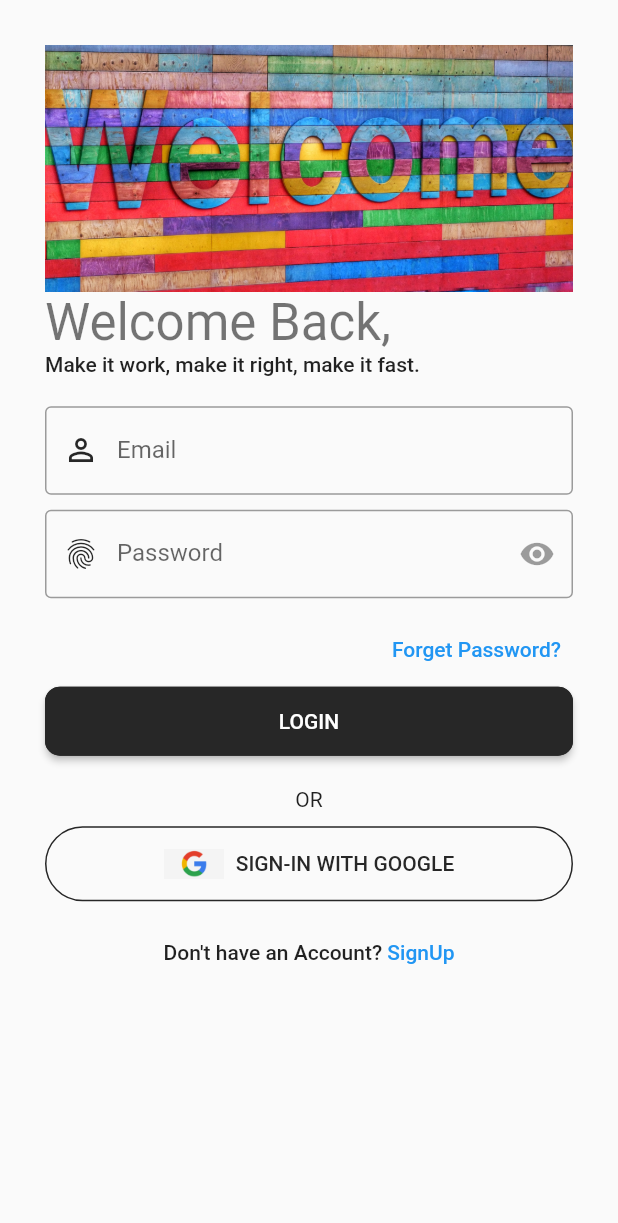
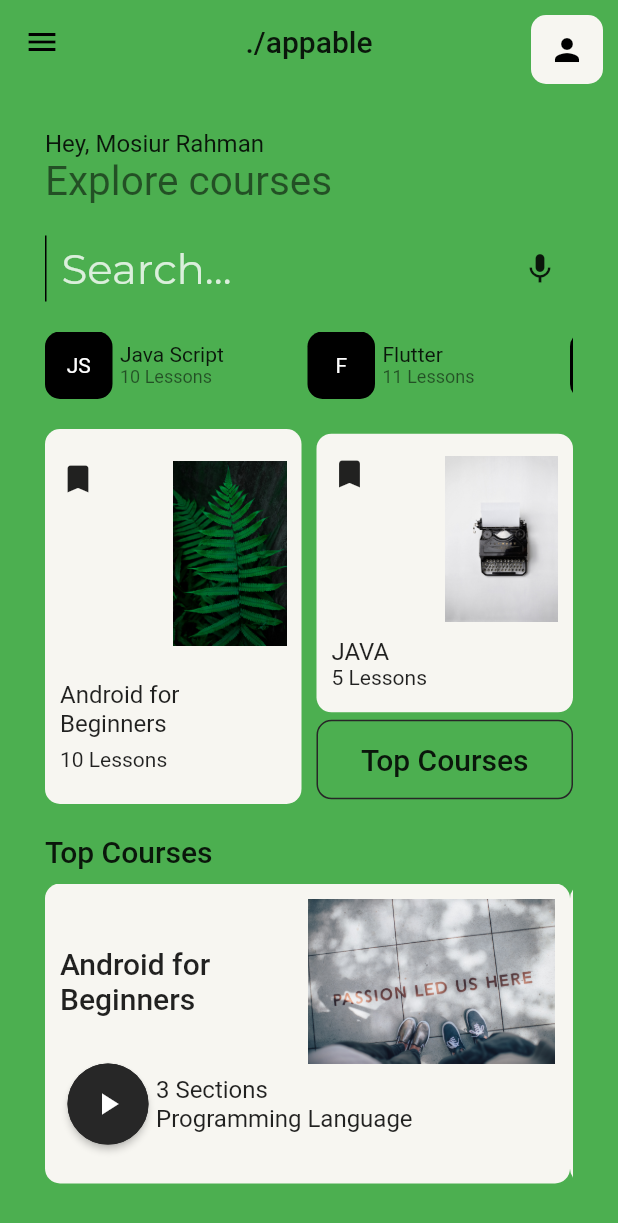
Before and after one commit to palashcse2k8/flutter, a Flutter app: the LoginScreen screen opened directly, after a tap on "LOGIN", on a phone screen of 412 x 824 dp. Shown: the top 1223 px of the screen. Run offline on Flutter 3.47's test engine with Material 2 defaults, Android fonts, the phone set to English and light mode, and no system bars; our stand-ins replace connectivity_plus, equatable, firebase_core, flutter_otp_text_field, flutter_speed_dial, get and 9 more; missing offline and left inert: external_app_launcher, flutter_pdfview; accounts and stored records are empty.

Commit message:
dashboard design updated

```diff
--- a/lib/firebasebasics/constants/colors.dart
+++ b/lib/firebasebasics/constants/colors.dart
@@ -1,6 +1,3 @@
-
-import 'dart:ui';
-
 import 'package:flutter/material.dart';
 
 const appPrimaryColor = Color(0xFFFFE400);
--- a/lib/firebasebasics/constants/image_strings.dart
+++ b/lib/firebasebasics/constants/image_strings.dart
@@ -15,3 +15,9 @@ const String appGoogleLogo = "assets/logo/google_logo.png";
 
 // --- Forget Password ---
 const String appForgetPasswordImage = "assets/images/forget_password/forget-password.jpg";
+
+// ---- Dash Board ---
+const String appDashBoardImage1 = "assets/images/dashboard/dash_01.jpg";
+const String appDashBoardImage2 = "assets/images/dashboard/dash_02.jpg";
+const String appDashBoardTopCourseImage1 = "assets/images/dashboard/dash_03.jpg";
+const String appDashBoardTopCourseImage2 = "assets/images/dashboard/dash_04.jpg";
--- a/lib/firebasebasics/constants/sizes.dart
+++ b/lib/firebasebasics/constants/sizes.dart
@@ -4,3 +4,6 @@ const double appDefaultSize = 30;
 const double appSplashContainerSize = 30;
 const double appButtonHeight = 15.0;
 const double appFormHeight = 30.0;
+
+const double appDashBoardPadding = 20;
+const double appDashBoardCardPadding = 10;
--- a/lib/firebasebasics/constants/text_strings.dart
+++ b/lib/firebasebasics/constants/text_strings.dart
@@ -49,3 +49,14 @@ const String appForgetMailSubTitle = "Enter your registered email to receive OTP
 const String appOTPTitleTxt = "CO\nDE";
 const String appOTPSubTitleTxt = "Verification";
 const String appOTPLabelTxt = "Enter the verification code sent at ";
+
+// --- DashBoard ---
+const String appDashBoardTitle = "Hey, Mosiur Rahman";
+const String appDashBoardHeading = "Explore courses";
+const String appDashBoardSearch = "Search...";
+const String appDashBoardBannerTitle1 = "Android for Beginners";
+const String appDashBoardBannerTitle2 = "JAVA";
+const String appDashBoardBannerSubTitle1 = "10 Lessons";
+const String appDashBoardBannerSubTitle2 = "5 Lessons";
+const String appDashBoardViewAllButton = "View All";
+const String appDashBoardTopCoursesTxt = "Top Courses";
--- a/lib/firebasebasics/features/authentication/screens/login/login_form.dart
+++ b/lib/firebasebasics/features/authentication/screens/login/login_form.dart
@@ -1,7 +1,10 @@
 import 'package:flutter/material.dart';
+import 'package:get/get.dart';
+import 'package:get/get_core/src/get_main.dart';
 
 import '../../../../constants/sizes.dart';
 import '../../../../constants/text_strings.dart';
+import '../../../core/screens/dashbaord/widgets/dashboard.dart';
 import '../forget_password/forget_password_options/forget_password_option_screen.dart';
 
 class LoginForm extends StatelessWidget {
@@ -52,7 +55,11 @@ class LoginForm extends StatelessWidget {
             SizedBox(
                 width: double.infinity,
                 child: ElevatedButton(
-                    onPressed: () {}, child: Text(appLogin.toUpperCase())))
+                    onPressed: () {
+                      Get.to(() => const DashBoard() );
+                    }, child: Text(appLogin.toUpperCase()),
+                ),
+            )
           ],
         ),
       ),
--- /dev/null
+++ b/lib/firebasebasics/features/core/models/categories_model.dart
@@ -0,0 +1,22 @@
+import 'package:flutter/material.dart';
+
+class DashBoardCategoriesModel {
+  final String title;
+  final String heading;
+  final String subHeading;
+  final VoidCallback? onPress;
+
+  DashBoardCategoriesModel({
+    required this.title,
+    required this.heading,
+    required this.subHeading,
+    required this.onPress,
+  });
+
+  static List<DashBoardCategoriesModel> categoriesList = [
+    DashBoardCategoriesModel(title: "JS", heading: "Java Script", subHeading: "10 Lessons", onPress: null),
+    DashBoardCategoriesModel(title: "F", heading: "Flutter", subHeading: "11 Lessons", onPress: null),
+    DashBoardCategoriesModel(title: "H", heading: "Html", subHeading: "8 Lessons", onPress: null),
+    DashBoardCategoriesModel(title: "P", heading: "Python", subHeading: "100 Lessons", onPress: null),
+  ];
+}
--- /dev/null
+++ b/lib/firebasebasics/features/core/screens/dashbaord/widgets/categories.dart
@@ -0,0 +1,67 @@
+
+import 'package:flutter/material.dart';
+
+import '../../../models/categories_model.dart';
+
+class Categories extends StatelessWidget {
+  const Categories({
+    super.key,
+    required this.textTheme,
+  });
+
+  final TextTheme textTheme;
+
+  @override
+  Widget build(BuildContext context) {
+
+    final categories = DashBoardCategoriesModel.categoriesList;
+
+    return SizedBox(
+      height: 45,
+      child: ListView.builder(
+
+        scrollDirection: Axis.horizontal,
+        // physics: const NeverScrollableScrollPhysics(),
+        shrinkWrap: true,
+        itemCount: categories.length,
+        itemBuilder: (BuildContext context, int index) {
+          return GestureDetector(
+            onTap: categories[index].onPress,
+            child: SizedBox(
+              width: 175,
+              height: 45,
+              child: Row(
+                // crossAxisAlignment: CrossAxisAlignment.start,
+                // mainAxisAlignment: MainAxisAlignment.center,
+                  children:[
+                    Container(
+                      width: 45,
+                      height: 45,
+                      decoration: BoxDecoration(
+                          borderRadius: BorderRadius.circular(10),
+                          color: Colors.black
+                      ),
+                      child: Center(
+                        child: Text(
+                          categories[index].title, style: textTheme.bodyMedium!.apply(color: Colors.white), textAlign: TextAlign.center,
+                        ),
+                      ),
+                    ),
+                    const SizedBox(width: 5,),
+                    Column(
+                      crossAxisAlignment: CrossAxisAlignment.start,
+                      mainAxisAlignment: MainAxisAlignment.center,
+                      children: [
+                        Text(categories[index].heading, style: textTheme.bodyMedium,),
+                        Text(categories[index].subHeading, style: textTheme.bodySmall,),
+                      ],
+                    )
+                  ]
+              ),
+            ),
+          );
+        },
+      ),
+    );
+  }
+}
--- /dev/null
+++ b/lib/firebasebasics/features/core/screens/dashbaord/widgets/dashboard.dart
@@ -0,0 +1,178 @@
+import 'package:flutter/material.dart';
+import 'package:flutterbascis/firebasebasics/constants/colors.dart';
+import 'package:flutterbascis/firebasebasics/constants/image_strings.dart';
+import 'package:flutterbascis/firebasebasics/constants/sizes.dart';
+import 'package:flutterbascis/firebasebasics/constants/text_strings.dart';
+import 'package:flutterbascis/firebasebasics/features/core/screens/dashbaord/widgets/top_courses.dart';
+
+import 'categories.dart';
+
+class DashBoard extends StatelessWidget {
+  const DashBoard({Key? key}) : super(key: key);
+
+  @override
+  Widget build(BuildContext context) {
+    final textTheme = Theme.of(context).textTheme;
+    return Scaffold(
+      backgroundColor: Colors.green,
+      appBar: AppBar(
+        leading: const Icon(
+          Icons.menu,
+          color: Colors.black,
+        ),
+        title: Text(
+          appName,
+          style: Theme.of(context).textTheme.titleLarge,
+        ),
+        centerTitle: true,
+        elevation: 0,
+        backgroundColor: Colors.transparent,
+        actions: [
+          Container(
+            margin: const EdgeInsets.only(right: 10, top : 10),
+            // padding: const EdgeInsets.only(right: 10, top : 10),
+            decoration: BoxDecoration(
+              borderRadius: BorderRadius.circular(10),
+              color: appCardBgColor,
+            ),
+            child: IconButton(
+              onPressed: () {},
+              icon: const Icon(
+                Icons.person,
+                color: Colors.black,
+              ),
+            ),
+          ),
+        ],
+      ),
+      body: SafeArea(
+          child: SingleChildScrollView(
+        child: Container(
+          padding: const EdgeInsets.all(appDefaultSize),
+          child: Column(
+            crossAxisAlignment: CrossAxisAlignment.start,
+            mainAxisAlignment: MainAxisAlignment.start,
+            children: [
+              Text(appDashBoardTitle, style: textTheme.titleMedium,),
+              Text(appDashBoardHeading, style: textTheme.displaySmall?.apply(fontSizeFactor: .6),),
+              const SizedBox(height: appDashBoardPadding,),
+              // dash board search box
+              Container(
+                padding: const EdgeInsets.symmetric(horizontal: 10, vertical: 5),
+                decoration: const BoxDecoration(
+                  border: Border(
+                    left: BorderSide()
+                  )
+                ),
+                child: Row(
+                  mainAxisAlignment: MainAxisAlignment.spaceBetween,
+                  children: [
+                    Text(appDashBoardSearch, style: textTheme.displayMedium!.apply(color: Colors.white.withOpacity(.8), fontSizeFactor: .5 ),),
+                    const Icon(Icons.mic)
+                  ],
+                ),
+              ),
+              const SizedBox(height: appDashBoardPadding,),
+
+              // dash board categories
+              Categories(textTheme: textTheme),
+              const SizedBox(height: appDashBoardPadding,),
+
+              // Banners
+              SizedBox(
+                height: 250,
+                child: Row(
+                  children: [
+                    Expanded(
+                      child: Container(
+                        // height: double.infinity,
+                        padding: const EdgeInsets.symmetric(vertical: 15, horizontal: 10),
+                        decoration: BoxDecoration(
+                          borderRadius: BorderRadius.circular(10),
+                          color: appCardBgColor
+                        ),
+                        child: Column(
+                          crossAxisAlignment: CrossAxisAlignment.start,
+                          mainAxisAlignment: MainAxisAlignment.spaceEvenly,
+                          children: [
+                            Row(
+                              crossAxisAlignment: CrossAxisAlignment.start,
+                              mainAxisAlignment: MainAxisAlignment.spaceBetween,
+                              children: const [
+                                Flexible(child: Icon(Icons.bookmark)),
+                                Flexible(child: Image(image: AssetImage(appDashBoardImage1)))
+                              ],
+                            ),
+                            const SizedBox(height: 10,),
+                            Text(appDashBoardBannerTitle1, style: textTheme.titleMedium, maxLines: 2, overflow: TextOverflow.ellipsis,),
+                            Text(appDashBoardBannerSubTitle1, style: textTheme.bodyMedium, maxLines: 1, overflow: TextOverflow.ellipsis,),
+                          ],
+                        ),
+                      ),
+                    ),
+
+                    const SizedBox(width: appDashBoardCardPadding,),
+
+                    Expanded(
+                      child: Column(
+                        mainAxisSize: MainAxisSize.min,
+                        crossAxisAlignment: CrossAxisAlignment.start,
+                        children: [
+                          Container(
+                            padding: const EdgeInsets.symmetric(vertical: 15, horizontal: 10),
+                            decoration: BoxDecoration(
+                                borderRadius: BorderRadius.circular(10),
+                                color: appCardBgColor
+                            ),
+                            child: Column(
+                              crossAxisAlignment: CrossAxisAlignment.start,
+                              children: [
+                                Row(
+                                  crossAxisAlignment: CrossAxisAlignment.start,
+                                  mainAxisAlignment: MainAxisAlignment.spaceBetween,
+                                  children: const [
+                                    Flexible(child: Icon(Icons.bookmark)),
+                                    Flexible(child: Image(image: AssetImage(appDashBoardImage2)))
+                                  ],
+                                ),
+                                const SizedBox(height: 10,),
+                                Text(appDashBoardBannerTitle2, style: textTheme.titleMedium, maxLines: 1, overflow: TextOverflow.ellipsis,),
+                                Text(appDashBoardBannerSubTitle2, style: textTheme.bodyMedium, maxLines: 1, overflow: TextOverflow.ellipsis,),
+                              ],
+                            ),
+                          ),
+
+                          const SizedBox(height: 5,),
+
+                          SizedBox(
+                            width: double.infinity,
+                            child: OutlinedButton(
+                              style: OutlinedButton.styleFrom(
+                                shape: RoundedRectangleBorder(
+                                  borderRadius: BorderRadius.circular(10)
+                                )
+                              ),
+                                onPressed: () {}, child: Text(
+                              appDashBoardTopCoursesTxt, style: textTheme.titleLarge,
+                            )),
+                          )
+                        ],
+                      ),
+
+                    ),
+                  ],
+                ),
+              ),
+              const SizedBox(height: appDashBoardPadding,),
+
+              //Top Courses
+              Text(appDashBoardTopCoursesTxt, style: textTheme.titleLarge,),
+              const SizedBox(height: 10,),
+              TopCourses(textTheme: textTheme)
+            ],
+          ),
+        ),
+      )),
+    );
+  }
+}
--- /dev/null
+++ b/lib/firebasebasics/features/core/screens/dashbaord/widgets/top_courses.dart
@@ -0,0 +1,149 @@
+
+import 'package:flutter/material.dart';
+
+import '../../../../../constants/colors.dart';
+import '../../../../../constants/image_strings.dart';
+import '../../../../../constants/sizes.dart';
+import '../../../../../constants/text_strings.dart';
+
+class TopCourses extends StatelessWidget {
+  const TopCourses({
+    super.key,
+    required this.textTheme,
+  });
+
+  final TextTheme textTheme;
+
+  @override
+  Widget build(BuildContext context) {
+    return SizedBox(
+      height: 200,
+      child: ListView(
+        shrinkWrap: true,
+        scrollDirection: Axis.horizontal,
+        children: [
+          Container(
+            width: 350,
+            height: 200,
+            padding: const EdgeInsets.symmetric(vertical: 10, horizontal: 10),
+            decoration: BoxDecoration(
+                color: appCardBgColor,
+                borderRadius: BorderRadius.circular(10)
+            ),
+            child: Column(
+              crossAxisAlignment: CrossAxisAlignment.start,
+              children: [
+                Row(
+                  children: [
+                    Flexible(child: Text(appDashBoardBannerTitle1, style: textTheme.titleLarge, maxLines: 2,)),
+                    const Flexible(child: Image(image: AssetImage(appDashBoardTopCourseImage1), height: 110,))
+                  ],
+                ),
+                Row(
+                  children: [
+                    ElevatedButton(
+                        style: ElevatedButton.styleFrom(
+                            shape: const CircleBorder(
+                            )),
+                        onPressed: () {},
+                        child: const Icon(Icons.play_arrow)
+                    ),
+                    const SizedBox(height: appDashBoardCardPadding,),
+                    Column(
+                      crossAxisAlignment: CrossAxisAlignment.start,
+                      children: [
+                        Text("3 Sections", style: textTheme.titleMedium,),
+                        Text("Programming Language", style: textTheme.titleMedium,)
+                      ],
+                    )
+                  ],
+                )
+
+              ],
+            ),
+          ),
+          Container(
+            width: 350,
+            height: 200,
+            padding: const EdgeInsets.symmetric(vertical: 10, horizontal: 10),
+            decoration: BoxDecoration(
+                color: appCardBgColor,
+                borderRadius: BorderRadius.circular(10)
+            ),
+            child: Column(
+              crossAxisAlignment: CrossAxisAlignment.start,
+              children: [
+                Row(
+                  children: [
+                    Flexible(child: Text(appDashBoardBannerTitle1, style: textTheme.titleLarge, maxLines: 2,)),
+                    const Flexible(child: Image(image: AssetImage(appDashBoardTopCourseImage1), height: 110,))
+                  ],
+                ),
+                Row(
+                  children: [
+                    ElevatedButton(
+                        style: ElevatedButton.styleFrom(
+                            shape: const CircleBorder(
+                            )),
+                        onPressed: () {},
+                        child: const Icon(Icons.play_arrow)
+                    ),
+                    const SizedBox(height: appDashBoardCardPadding,),
+                    Column(
+                      crossAxisAlignment: CrossAxisAlignment.start,
+                      children: [
+                        Text("3 Sections", style: textTheme.titleMedium,),
+                        Text("Programming Language", style: textTheme.titleMedium,)
+                      ],
+                    )
+                  ],
+                )
+
+              ],
+            ),
+          ),
+          Container(
+            width: 350,
+            height: 200,
+            padding: const EdgeInsets.symmetric(vertical: 10, horizontal: 10),
+            decoration: BoxDecoration(
+                color: appCardBgColor,
+                borderRadius: BorderRadius.circular(10)
+            ),
+            child: Column(
+              crossAxisAlignment: CrossAxisAlignment.start,
+              children: [
+                Row(
+                  children: [
+                    Flexible(child: Text(appDashBoardBannerTitle1, style: textTheme.titleLarge, maxLines: 2,)),
+                    const Flexible(child: Image(image: AssetImage(appDashBoardTopCourseImage1), height: 110,))
+                  ],
+                ),
+                Row(
+                  children: [
+                    ElevatedButton(
+                        style: ElevatedButton.styleFrom(
+                            shape: const CircleBorder(
+                            )),
+                        onPressed: () {},
+                        child: const Icon(Icons.play_arrow)
+                    ),
+                    const SizedBox(height: appDashBoardCardPadding,),
+                    Column(
+                      crossAxisAlignment: CrossAxisAlignment.start,
+                      children: [
+                        Text("3 Sections", style: textTheme.titleMedium,),
+                        Text("Programming Language", style: textTheme.titleMedium,)
+                      ],
+                    )
+                  ],
+                )
+
+              ],
+            ),
+          ),
+        ],
+      ),
+    );
+  }
+}
--- a/pubspec.yaml
+++ b/pubspec.yaml
@@ -81,6 +81,7 @@ flutter:
     - assets/images/welcome_screen_images/
     - assets/logo/
     - assets/images/forget_password/
+    - assets/images/dashboard/
 
   fonts:
     - family: OpenSans
```
Also changed, not shown: assets/images/dashboard/dash_01.jpg (added), assets/images/dashboard/dash_02.jpg (added), assets/images/dashboard/dash_03.jpg (added), assets/images/dashboard/dash_04.jpg (added).
